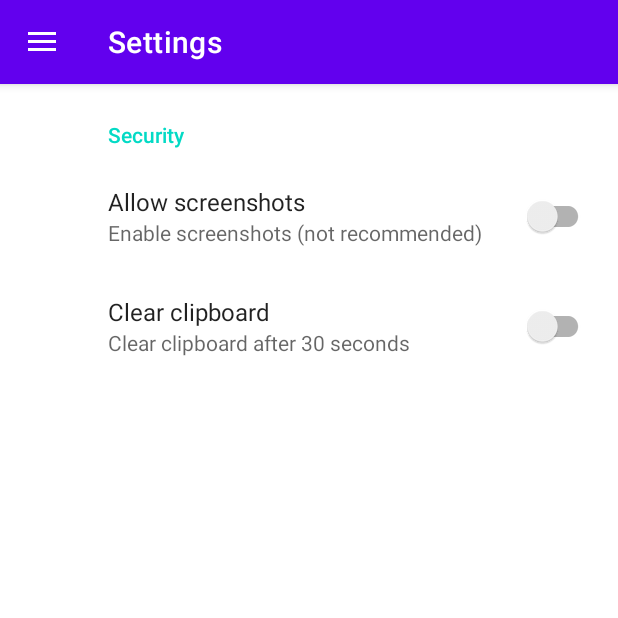
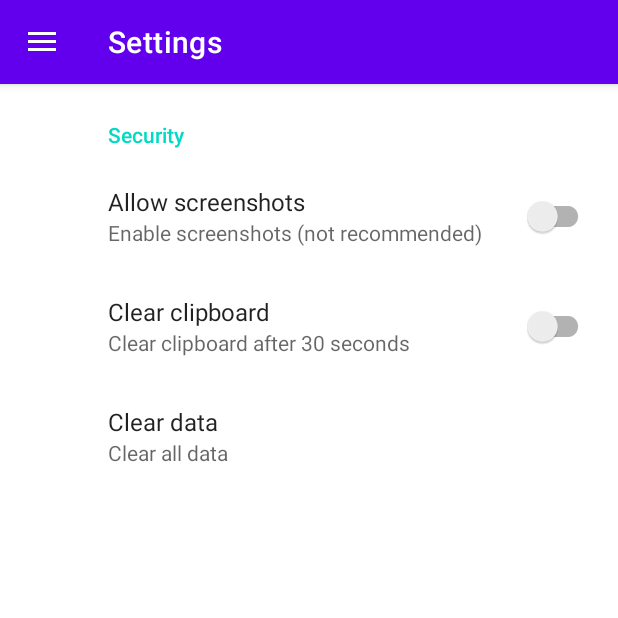
Before and after one commit to pranshu-s18/OnePass, an Android app: the screen it shows after launch (MainActivity), in the side drawer, after a tap on "Settings", on a phone screen of 412 x 824 dp, the top half of it. Run offline under Robolectric (Android 15) with nearby library versions, the phone set to English and light mode, and no system bars; our stand-ins replace androidx.preference, navigation-ui; 5 statements that could not run were skipped.

Commit message:
Added option to clear all data

```diff
--- a/app/src/main/java/in/co/prototek/onepass/SettingsFragment.kt
+++ b/app/src/main/java/in/co/prototek/onepass/SettingsFragment.kt
@@ -20,6 +20,8 @@ class SettingsFragment : PreferenceFragmentCompat() {
                 if (allow) window.clearFlags(FLAG_SECURE)
                 else window.setFlags(FLAG_SECURE, FLAG_SECURE)
             }
+
+            getString(R.string.pref_clearData_key) -> clearAllData(requireContext())
         }
 
         return super.onPreferenceTreeClick(preference)
--- a/app/src/main/res/values/strings.xml
+++ b/app/src/main/res/values/strings.xml
@@ -29,4 +29,5 @@
     <string name="pref_header_security">Security</string>
     <string name="pref_screenshots_key">screenshots</string>
     <string name="pref_clearClipboard_key">clearClipboard</string>
+    <string name="pref_clearData_key">clearData</string>
 </resources>
--- a/app/src/main/res/xml/root_preferences.xml
+++ b/app/src/main/res/xml/root_preferences.xml
@@ -11,6 +11,11 @@
             app:summary="Clear clipboard after 30 seconds"
             app:title="Clear clipboard" />
 
+        <Preference
+            app:key="@string/pref_clearData_key"
+            app:summary="Clear all data"
+            app:title="Clear data" />
+
     </PreferenceCategory>
 
 </PreferenceScreen>
```
